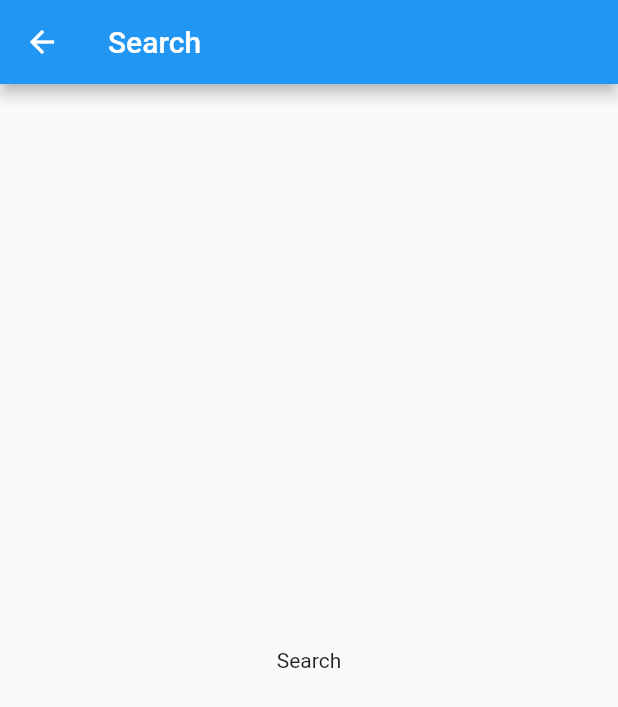
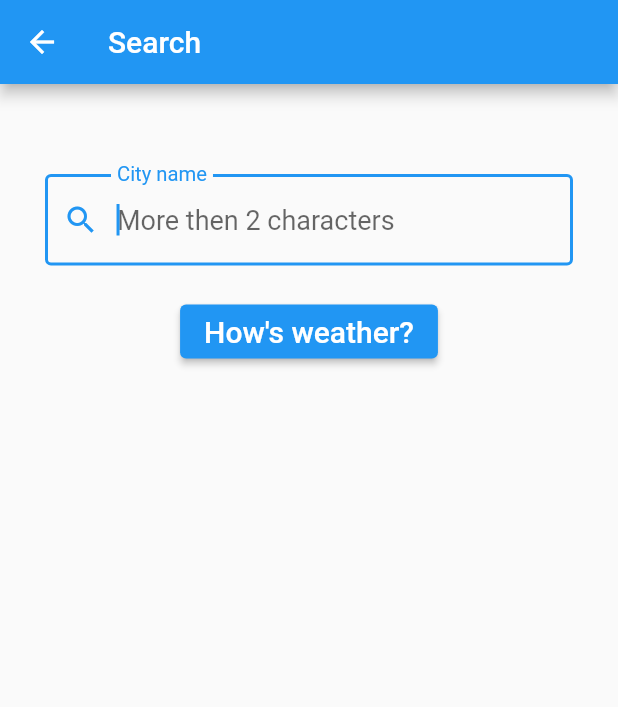
Before and after one commit to kondiq22/weather_app, a Flutter app: the SearchPage screen opened directly, on a phone screen of 412 x 824 dp. Shown: the top 707 px of the screen. Run offline on Flutter 3.47's test engine with Material 2 defaults, Android fonts, the phone set to English and light mode, and no system bars; our stand-ins replace bloc, equatable, flutter_bloc.

Commit message:
Create SearchPage widget

```diff
--- a/lib/cubits/weather/weather_cubit.dart
+++ b/lib/cubits/weather/weather_cubit.dart
@@ -23,7 +23,9 @@ class WeatherCubit extends Cubit<WeatherState> {
         status: WeatherStatus.loaded,
         weather: weather,
       ));
+      print('state: $state');
     } on CustomError catch (e) {
+      print('state: $state');
       emit(state.copyWith(
         status: WeatherStatus.error,
         error: e,
--- a/lib/pages/home_page.dart
+++ b/lib/pages/home_page.dart
@@ -1,7 +1,8 @@
 import 'package:flutter/material.dart';
+import 'package:weather_app/cubits/weather/weather_cubit.dart';
+import 'package:weather_app/pages/search_page.dart';
 import 'package:flutter_bloc/flutter_bloc.dart';
-
-import '../cubits/weather/weather_cubit.dart';
+import 'package:weather_app/services/weather_api_services.dart';
 
 class HomePage extends StatefulWidget {
   const HomePage({Key? key}) : super(key: key);
@@ -11,20 +12,29 @@ class HomePage extends StatefulWidget {
 }
 
 class _HomePageState extends State<HomePage> {
+  String? _city;
   @override
-  void initState() {
-    super.initState();
-    _fetchWeather();
-  }
-
-  _fetchWeather() {
-    context.read<WeatherCubit>().fetchWeather('Berlin');
-  }
-
   @override
   Widget build(BuildContext context) {
     return Scaffold(
-      appBar: AppBar(title: Text('Weather')),
+      appBar: AppBar(
+        title: Text('Weather'),
+        actions: [
+          IconButton(
+              onPressed: () async {
+                _city = await Navigator.push(context, MaterialPageRoute(
+                  builder: ((context) {
+                    return SearchPage();
+                  }),
+                ));
+                print('city: $_city');
+                if (_city != null) {
+                  context.read<WeatherCubit>().fetchWeather(_city!);
+                }
+              },
+              icon: Icon(Icons.search))
+        ],
+      ),
       body: Center(
         child: Text('Home'),
       ),
--- a/lib/pages/search_page.dart
+++ b/lib/pages/search_page.dart
@@ -8,12 +8,65 @@ class SearchPage extends StatefulWidget {
 }
 
 class _SearchPageState extends State<SearchPage> {
+  final _formKey = GlobalKey<FormState>();
+  String? _city;
+  AutovalidateMode autovalidateMode = AutovalidateMode.disabled;
+
+  void _submit() {
+    setState(() {
+      autovalidateMode = AutovalidateMode.always;
+    });
+    final form = _formKey.currentState;
+
+    if (form != null && form.validate()) {
+      form.save();
+      Navigator.pop(context, _city!.trim());
+    }
+  }
+
   @override
   Widget build(BuildContext context) {
     return Scaffold(
-      appBar: AppBar(title: Text('Search')),
-      body: Center(
-        child: Text('Search'),
+      appBar: AppBar(
+        title: Text('Search'),
+      ),
+      body: Form(
+        key: _formKey,
+        autovalidateMode: autovalidateMode,
+        child: Column(
+          children: [
+            SizedBox(height: 60.0),
+            Padding(
+              padding: EdgeInsets.symmetric(horizontal: 30.0),
+              child: TextFormField(
+                autofocus: true,
+                style: TextStyle(fontSize: 18.0),
+                decoration: InputDecoration(
+                  labelText: 'City name',
+                  hintText: 'More then 2 characters',
+                  prefixIcon: Icon(Icons.search),
+                  border: OutlineInputBorder(),
+                ),
+                validator: (String? input) {
+                  if (input == null || input.trim().length < 2) {
+                    return 'City name must be at least 2 characters long';
+                  }
+                  return null;
+                },
+                onSaved: (String? input) {
+                  _city = input;
+                },
+              ),
+            ),
+            SizedBox(height: 20.0),
+            ElevatedButton(
+                onPressed: _submit,
+                child: Text(
+                  "How's weather?",
+                  style: TextStyle(fontSize: 20.0),
+                ))
+          ],
+        ),
       ),
     );
   }
```
